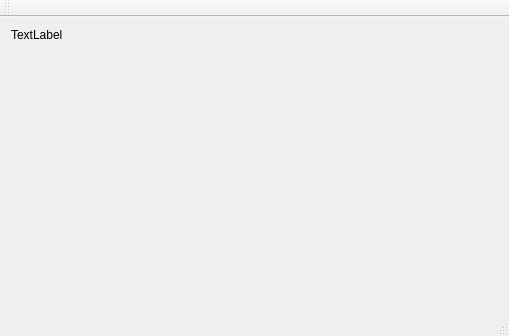
This is pc/mainwindow.ui in Tasssadar/fbstream as Qt 5 draws it before an edit. The edited form follows.
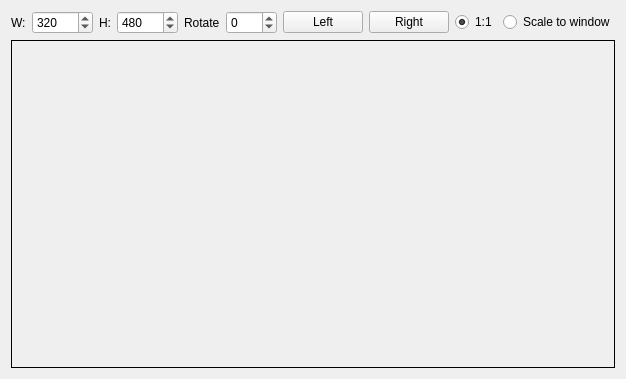
This is the edited form.

Diff of the .ui file:
```diff
--- a/pc/mainwindow.ui
+++ b/pc/mainwindow.ui
@@ -6,8 +6,8 @@
    <rect>
     <x>0</x>
     <y>0</y>
-    <width>509</width>
-    <height>336</height>
+    <width>546</width>
+    <height>379</height>
    </rect>
   </property>
   <property name="windowTitle">
@@ -16,46 +16,155 @@
   <widget class="QWidget" name="centralWidget">
    <layout class="QVBoxLayout" name="mainLayout">
     <item>
-     <widget class="QLabel" name="label">
-      <property name="text">
-       <string>TextLabel</string>
-      </property>
-     </widget>
+     <layout class="QHBoxLayout" name="horizontalLayout">
+      <item>
+       <spacer name="horizontalSpacer">
+        <property name="orientation">
+         <enum>Qt::Horizontal</enum>
+        </property>
+        <property name="sizeHint" stdset="0">
+         <size>
+          <width>40</width>
+          <height>20</height>
+         </size>
+        </property>
+       </spacer>
+      </item>
+      <item>
+       <widget class="QLabel" name="label_2">
+        <property name="text">
+         <string>W:</string>
+        </property>
+       </widget>
+      </item>
+      <item>
+       <widget class="QSpinBox" name="wBox">
+        <property name="minimum">
+         <number>1</number>
+        </property>
+        <property name="maximum">
+         <number>10000</number>
+        </property>
+        <property name="value">
+         <number>320</number>
+        </property>
+       </widget>
+      </item>
+      <item>
+       <widget class="QLabel" name="label_3">
+        <property name="text">
+         <string>H:</string>
+        </property>
+       </widget>
+      </item>
+      <item>
+       <widget class="QSpinBox" name="hBox">
+        <property name="minimum">
+         <number>1</number>
+        </property>
+        <property name="maximum">
+         <number>10000</number>
+        </property>
+        <property name="value">
+         <number>480</number>
+        </property>
+       </widget>
+      </item>
+      <item>
+       <widget class="QLabel" name="label_4">
+        <property name="text">
+         <string>Rotate</string>
+        </property>
+       </widget>
+      </item>
+      <item>
+       <widget class="QSpinBox" name="rotBox">
+        <property name="minimum">
+         <number>-360</number>
+        </property>
+        <property name="maximum">
+         <number>360</number>
+        </property>
+       </widget>
+      </item>
+      <item>
+       <widget class="QPushButton" name="rotLeftBtn">
+        <property name="text">
+         <string>Left</string>
+        </property>
+       </widget>
+      </item>
+      <item>
+       <widget class="QPushButton" name="rotRightBtn">
+        <property name="text">
+         <string>Right</string>
+        </property>
+       </widget>
+      </item>
+      <item>
+       <widget class="QRadioButton" name="realRadio">
+        <property name="text">
+         <string>1:1</string>
+        </property>
+        <property name="checked">
+         <bool>true</bool>
+        </property>
+       </widget>
+      </item>
+      <item>
+       <widget class="QRadioButton" name="scaleRadio">
+        <property name="text">
+         <string>Scale to window</string>
+        </property>
+       </widget>
+      </item>
+      <item>
+       <spacer name="horizontalSpacer_2">
+        <property name="orientation">
+         <enum>Qt::Horizontal</enum>
+        </property>
+        <property name="sizeHint" stdset="0">
+         <size>
+          <width>40</width>
+          <height>20</height>
+         </size>
+        </property>
+       </spacer>
+      </item>
+     </layout>
     </item>
     <item>
-     <spacer name="verticalSpacer">
-      <property name="orientation">
-       <enum>Qt::Vertical</enum>
-      </property>
-      <property name="sizeHint" stdset="0">
-       <size>
-        <width>20</width>
-        <height>238</height>
-       </size>
-      </property>
-     </spacer>
+     <layout class="QHBoxLayout" name="horizontalLayout_2">
+      <item>
+       <widget class="QScrollArea" name="area">
+        <property name="frameShape">
+         <enum>QFrame::Panel</enum>
+        </property>
+        <property name="frameShadow">
+         <enum>QFrame::Plain</enum>
+        </property>
+        <property name="widgetResizable">
+         <bool>true</bool>
+        </property>
+        <property name="alignment">
+         <set>Qt::AlignCenter</set>
+        </property>
+        <widget class="QWidget" name="scrollAreaWidgetContents">
+         <property name="geometry">
+          <rect>
+           <x>0</x>
+           <y>0</y>
+           <width>524</width>
+           <height>325</height>
+          </rect>
+         </property>
+        </widget>
+       </widget>
+      </item>
+     </layout>
     </item>
    </layout>
   </widget>
-  <widget class="QMenuBar" name="menuBar">
-   <property name="geometry">
-    <rect>
-     <x>0</x>
-     <y>0</y>
-     <width>509</width>
-     <height>24</height>
-    </rect>
-   </property>
-  </widget>
-  <widget class="QToolBar" name="mainToolBar">
-   <attribute name="toolBarArea">
-    <enum>TopToolBarArea</enum>
-   </attribute>
-   <attribute name="toolBarBreak">
-    <bool>false</bool>
-   </attribute>
-  </widget>
-  <widget class="QStatusBar" name="statusBar"/>
  </widget>
  <layoutdefault spacing="6" margin="11"/>
  <resources/>
```
Left out of the diff: 2 changed lines with no effect on the pictures.
